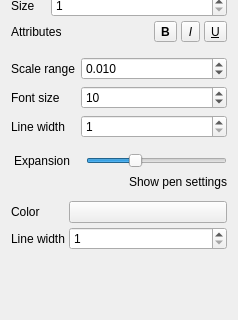
The window that src/corelibs/U2View/src/ov_msa/phy_tree_tab/TreeOptionsWidget.ui (ugeneunipro/ugene) describes before a commit, drawn with Qt 5; both pictures show x 0 to 238 and y 277 to 597 of the 238 by 800 pixel window.
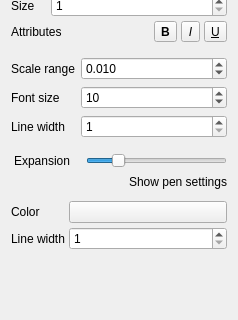
The same window after the commit.

Patch:
```diff
--- a/src/corelibs/U2View/src/ov_msa/phy_tree_tab/TreeOptionsWidget.ui
+++ b/src/corelibs/U2View/src/ov_msa/phy_tree_tab/TreeOptionsWidget.ui
@@ -440,14 +440,17 @@
         <item row="0" column="1">
          <widget class="QSlider" name="breadthScaleAdjustmentSlider">
           <property name="minimum">
-           <number>-100</number>
+           <number>50</number>
           </property>
           <property name="maximum">
-           <number>200</number>
+           <number>300</number>
           </property>
           <property name="pageStep">
            <number>50</number>
           </property>
+          <property name="sliderPosition">
+           <number>100</number>
+          </property>
           <property name="orientation">
            <enum>Qt::Horizontal</enum>
           </property>
```
